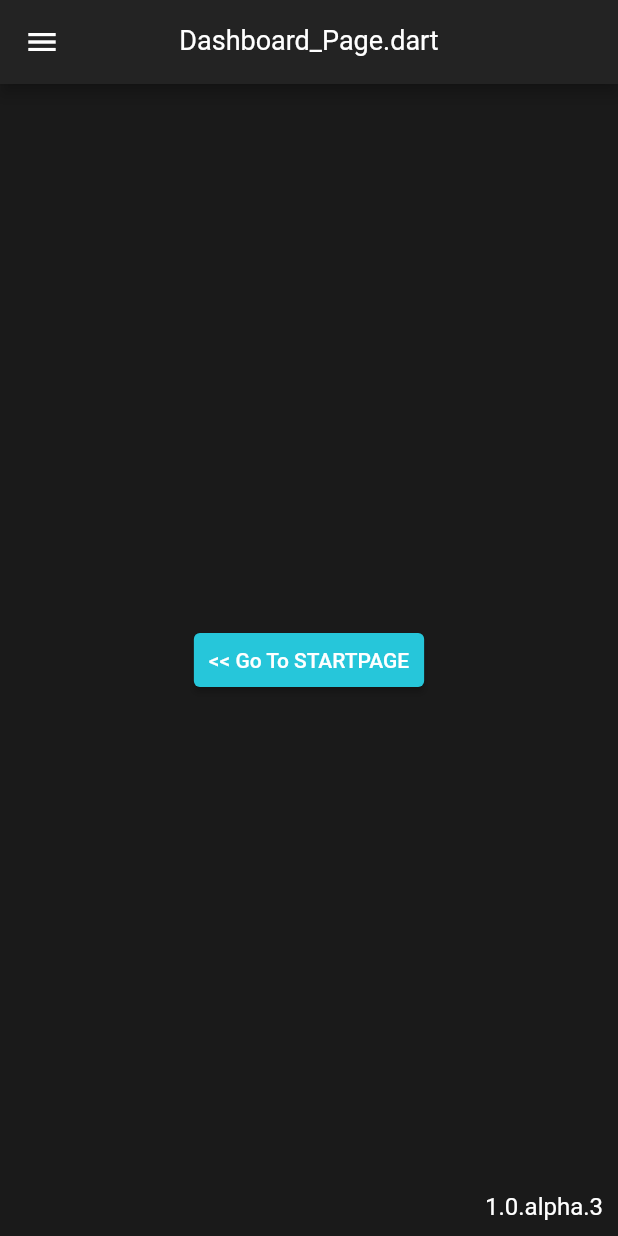
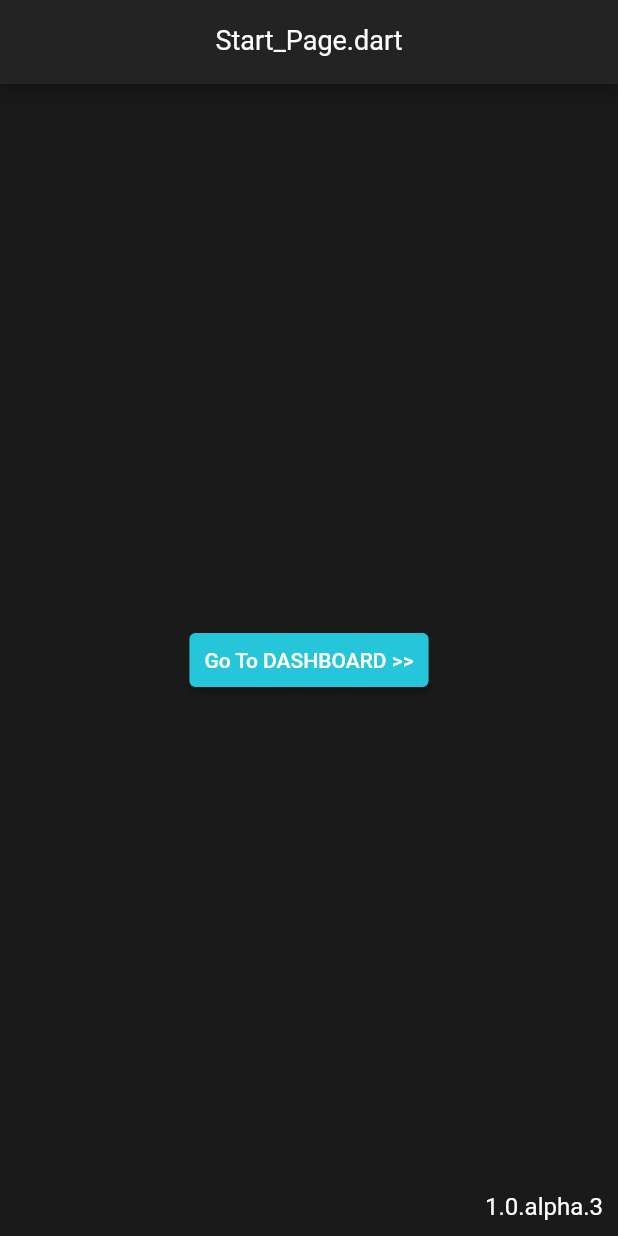
Before and after one commit to redfrogred/examples, a Flutter app: the screen it shows after launch, on a phone screen of 412 x 824 dp. Run offline on Flutter 3.47's test engine with Material 2 defaults, Android fonts, the phone set to English and light mode, and no system bars; our stand-ins replace page_transition, webview_flutter.

Commit message:
corrected route

```diff
--- a/lib/main.dart
+++ b/lib/main.dart
@@ -43,8 +43,8 @@ class MyApp extends StatelessWidget {
             ),
           ),
       ),
-      initialRoute: 'Dashboard_Page',
-      //initialRoute: 'Dummy1_Page',
+      //initialRoute: 'Dashboard_Page',
+      initialRoute: 'Start_Page',
       routes: {
         'Start_Page': (context) => const Start_Page(),
         'End_Page': (context) => const End_Page(),
```
